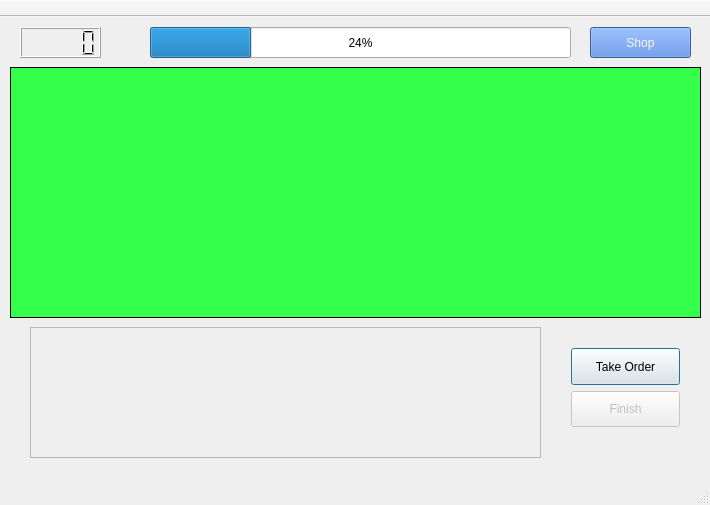
The window that mainwindow.ui (vladimiroff/regularity) describes before a commit, drawn with Qt 5.
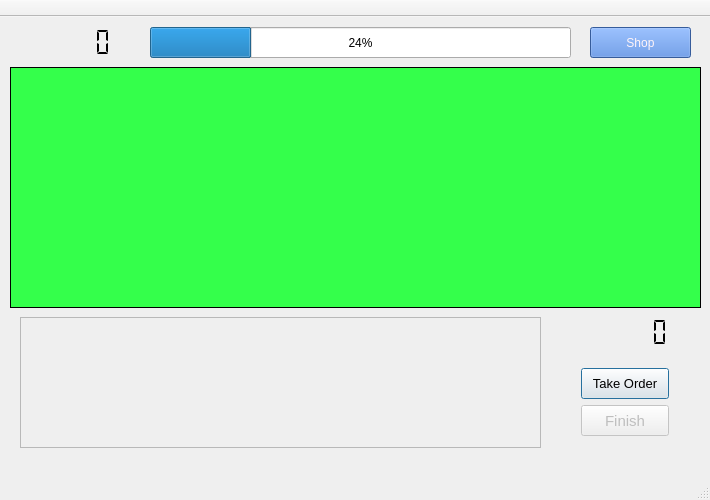
The same window after the commit.

Commit message: Add orderQueueLength element in the ui.

```diff
--- a/mainwindow.ui
+++ b/mainwindow.ui
@@ -2,14 +2,23 @@
 <ui version="4.0">
  <class>MainWindow</class>
  <widget class="QMainWindow" name="MainWindow">
+  <property name="enabled">
+   <bool>true</bool>
+  </property>
   <property name="geometry">
    <rect>
     <x>0</x>
     <y>0</y>
     <width>710</width>
-    <height>505</height>
+    <height>500</height>
    </rect>
   </property>
+  <property name="sizePolicy">
+   <sizepolicy hsizetype="Preferred" vsizetype="Preferred">
+    <horstretch>0</horstretch>
+    <verstretch>0</verstretch>
+   </sizepolicy>
+  </property>
   <property name="windowTitle">
    <string>Regularity</string>
   </property>
@@ -25,10 +34,19 @@
      <rect>
       <x>20</x>
       <y>10</y>
-      <width>81</width>
+      <width>111</width>
       <height>31</height>
      </rect>
     </property>
+    <property name="frameShape">
+     <enum>QFrame::NoFrame</enum>
+    </property>
+    <property name="lineWidth">
+     <number>0</number>
+    </property>
+    <property name="segmentStyle">
+     <enum>QLCDNumber::Flat</enum>
+    </property>
    </widget>
    <widget class="QProgressBar" name="xp">
     <property name="geometry">
@@ -46,9 +64,9 @@
    <widget class="QScrollArea" name="storage">
     <property name="geometry">
      <rect>
-      <x>30</x>
-      <y>310</y>
-      <width>511</width>
+      <x>20</x>
+      <y>300</y>
+      <width>521</width>
       <height>131</height>
      </rect>
     </property>
@@ -63,7 +81,7 @@
       <rect>
        <x>0</x>
        <y>0</y>
-       <width>509</width>
+       <width>519</width>
        <height>129</height>
       </rect>
      </property>
@@ -75,7 +93,7 @@
       <x>10</x>
       <y>50</y>
       <width>691</width>
-      <height>251</height>
+      <height>241</height>
      </rect>
     </property>
     <property name="frameShape">
@@ -90,7 +108,7 @@
        <x>0</x>
        <y>0</y>
        <width>691</width>
-       <height>251</height>
+       <height>241</height>
       </rect>
      </property>
      <property name="frameShape">
@@ -120,10 +138,10 @@
    <widget class="QWidget" name="verticalLayoutWidget">
     <property name="geometry">
      <rect>
-      <x>560</x>
-      <y>320</y>
-      <width>131</width>
-      <height>101</height>
+      <x>570</x>
+      <y>340</y>
+      <width>110</width>
+      <height>90</height>
      </rect>
     </property>
     <layout class="QVBoxLayout" name="orderButtons">
@@ -138,6 +156,11 @@
          <verstretch>0</verstretch>
         </sizepolicy>
        </property>
+       <property name="font">
+        <font>
+         <pointsize>10</pointsize>
+        </font>
+       </property>
        <property name="text">
         <string>Take Order</string>
        </property>
@@ -163,6 +186,11 @@
          <verstretch>0</verstretch>
         </sizepolicy>
        </property>
+       <property name="font">
+        <font>
+         <pointsize>11</pointsize>
+        </font>
+       </property>
        <property name="text">
         <string>Finish</string>
        </property>
@@ -197,6 +225,34 @@
      <string>Shop</string>
     </property>
    </widget>
+   <widget class="QLCDNumber" name="orderQueueLength">
+    <property name="geometry">
+     <rect>
+      <x>570</x>
+      <y>300</y>
+      <width>110</width>
+      <height>31</height>
+     </rect>
+    </property>
+    <property name="frameShape">
+     <enum>QFrame::NoFrame</enum>
+    </property>
+    <property name="frameShadow">
+     <enum>QFrame::Plain</enum>
+    </property>
+    <property name="lineWidth">
+     <number>0</number>
+    </property>
+    <property name="digitCount">
+     <number>6</number>
+    </property>
+    <property name="mode">
+     <enum>QLCDNumber::Bin</enum>
+    </property>
+    <property name="segmentStyle">
+     <enum>QLCDNumber::Flat</enum>
+    </property>
+   </widget>
   </widget>
   <widget class="QMenuBar" name="menuBar">
    <property name="geometry">
@@ -222,7 +278,14 @@
     <bool>false</bool>
    </attribute>
   </widget>
-  <widget class="QStatusBar" name="statusBar"/>
+  <widget class="QStatusBar" name="statusBar">
+   <property name="statusTip">
+    <string/>
+   </property>
+   <property name="sizeGripEnabled">
+    <bool>true</bool>
+   </property>
+  </widget>
  </widget>
  <layoutdefault spacing="6" margin="11"/>
  <resources/>
```
